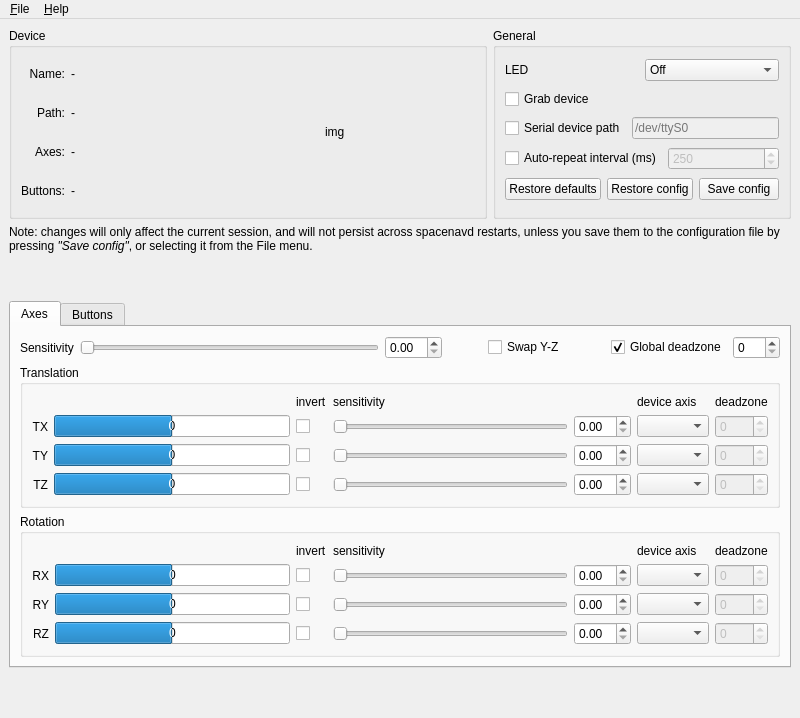
Old version of the form ui/spnavcfg.ui in the repository FreeSpacenav/spnavcfg.
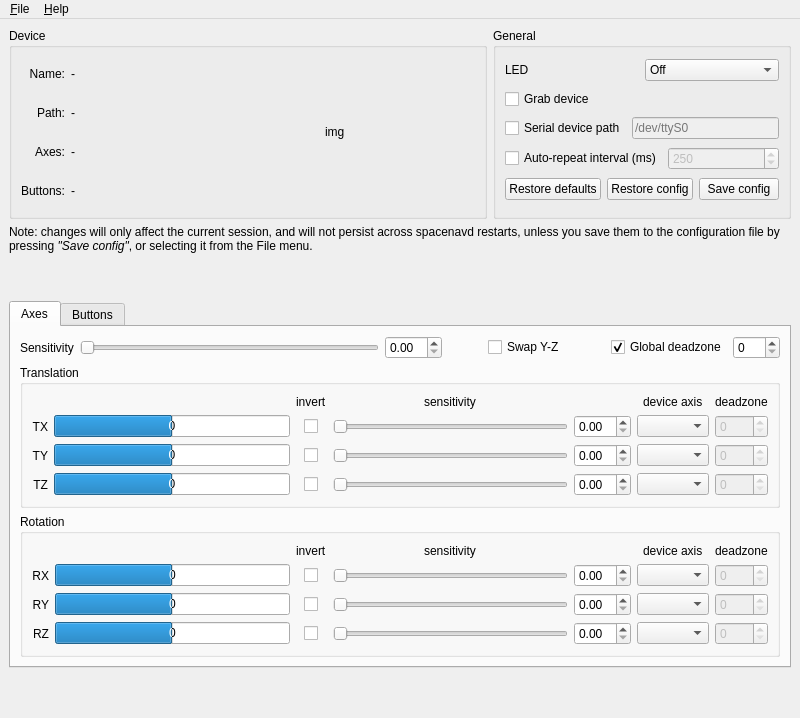
New version of the form. Icons and pictures are not drawn.

Commit message:
Align for headlines and check boxes
Looks a little bit better...

Patch:
```diff
--- a/ui/spnavcfg.ui
+++ b/ui/spnavcfg.ui
@@ -429,14 +429,14 @@
              </property>
             </widget>
            </item>
-           <item row="0" column="3">
+           <item row="0" column="3" alignment="Qt::AlignHCenter">
             <widget class="QLabel" name="label_10">
              <property name="text">
               <string>sensitivity</string>
              </property>
             </widget>
            </item>
-           <item row="0" column="5">
+           <item row="0" column="5" alignment="Qt::AlignHCenter">
             <widget class="QLabel" name="label_11">
              <property name="text">
               <string>device axis</string>
@@ -479,7 +479,7 @@
              </property>
             </widget>
            </item>
-           <item row="1" column="2">
+           <item row="1" column="2" alignment="Qt::AlignHCenter">
             <widget class="QCheckBox" name="chk_inv_tx">
              <property name="toolTip">
               <string>invert X axis translation</string>
@@ -558,7 +558,7 @@
              </property>
             </widget>
            </item>
-           <item row="2" column="2">
+           <item row="2" column="2" alignment="Qt::AlignHCenter">
             <widget class="QCheckBox" name="chk_inv_ty">
              <property name="toolTip">
               <string>invert Y axis translation</string>
@@ -637,7 +637,7 @@
              </property>
             </widget>
            </item>
-           <item row="3" column="2">
+           <item row="3" column="2" alignment="Qt::AlignHCenter">
             <widget class="QCheckBox" name="chk_inv_tz">
              <property name="toolTip">
               <string>invert Z axis translation</string>
@@ -703,14 +703,14 @@
              </property>
             </widget>
            </item>
-           <item row="0" column="3">
+           <item row="0" column="3" alignment="Qt::AlignHCenter">
             <widget class="QLabel" name="label_13">
              <property name="text">
               <string>sensitivity</string>
              </property>
             </widget>
            </item>
-           <item row="0" column="5">
+           <item row="0" column="5" alignment="Qt::AlignHCenter">
             <widget class="QLabel" name="label_14">
              <property name="text">
               <string>device axis</string>
@@ -753,7 +753,7 @@
              </property>
             </widget>
            </item>
-           <item row="1" column="2">
+           <item row="1" column="2" alignment="Qt::AlignHCenter">
             <widget class="QCheckBox" name="chk_inv_rx">
              <property name="toolTip">
               <string>invert X axis rotation</string>
@@ -832,7 +832,7 @@
              </property>
             </widget>
            </item>
-           <item row="2" column="2">
+           <item row="2" column="2" alignment="Qt::AlignHCenter">
             <widget class="QCheckBox" name="chk_inv_ry">
              <property name="toolTip">
               <string>invert Y axis rotation</string>
@@ -911,7 +911,7 @@
              </property>
             </widget>
            </item>
-           <item row="3" column="2">
+           <item row="3" column="2" alignment="Qt::AlignHCenter">
             <widget class="QCheckBox" name="chk_inv_rz">
              <property name="toolTip">
               <string>invert Z axis rotation</string>
```
Left out of the diff: 12 changed lines with no effect on the pictures.
